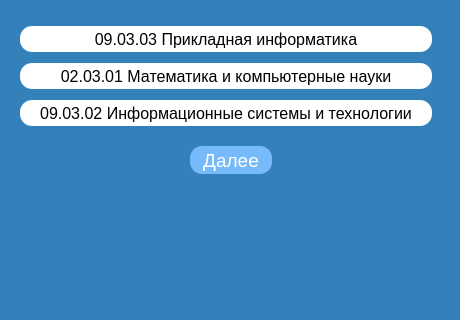
Qt form educational practice/designer/imkt_selection_first_facultes.ui (Faner201/FEFU_IMKT_enrolle_scan) before a commit; both pictures show x 0 to 460 and y 114 to 434 of the 460 by 605 pixel window.
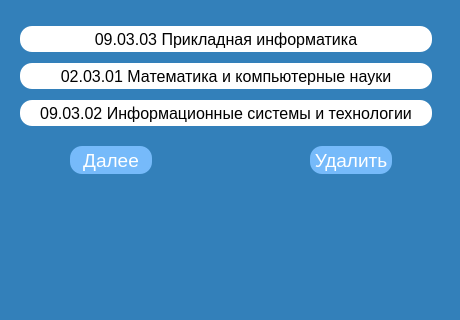
The same form after that commit. Icons and pictures are not drawn.

Patch:
```diff
--- a/educational practice/designer/imkt_selection_first_facultes.ui
+++ b/educational practice/designer/imkt_selection_first_facultes.ui
@@ -83,7 +83,7 @@
   <widget class="QPushButton" name="pushButton">
    <property name="geometry">
     <rect>
-     <x>190</x>
+     <x>70</x>
      <y>260</y>
      <width>82</width>
      <height>28</height>
@@ -213,6 +213,36 @@
     <string>09.03.03 Прикладная информатика</string>
    </property>
   </widget>
+  <widget class="QPushButton" name="btn_remove">
+   <property name="geometry">
+    <rect>
+     <x>310</x>
+     <y>260</y>
+     <width>82</width>
+     <height>28</height>
+    </rect>
+   </property>
+   <property name="font">
+    <font>
+     <pointsize>14</pointsize>
+    </font>
+   </property>
+   <property name="styleSheet">
+    <string notr="true">QPushButton{
+	color: #ffffff;
+	background-color: #76BAFA;
+	border-radius: 12px;
+}
+QPushButton:hover{
+	border:1.5px solid #000000
+}
+
+</string>
+   </property>
+   <property name="text">
+    <string>Удалить</string>
+   </property>
+  </widget>
  </widget>
  <resources>
   <include location="main_window_recurce.qrc"/>
```
Left out of the diff: 2 changed lines with no effect on the pictures.
